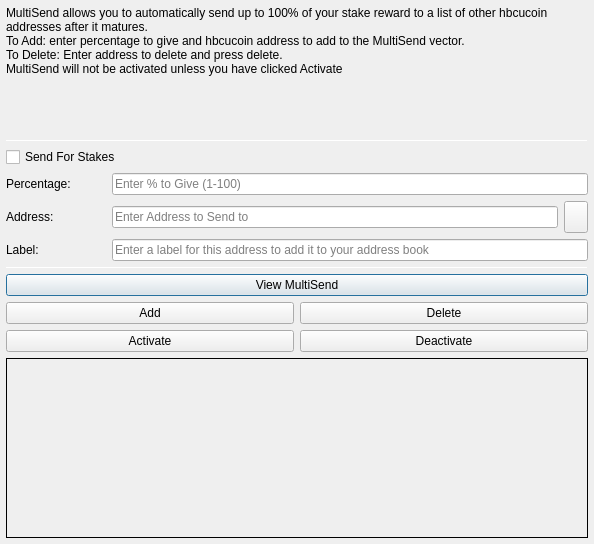
The window that src/qt/forms/multisenddialog.ui (scolemanhopehouse/HBCUR) describes before a commit, drawn with Qt 5.
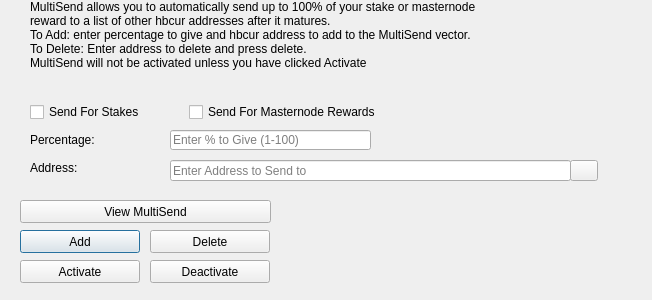
The same window after the commit. Icons and pictures are not drawn.

What changed in the file:
```diff
--- a/src/qt/forms/multisenddialog.ui
+++ b/src/qt/forms/multisenddialog.ui
@@ -9,99 +9,22 @@
    <rect>
     <x>0</x>
     <y>0</y>
-    <width>594</width>
-    <height>544</height>
+    <width>652</width>
+    <height>300</height>
    </rect>
   </property>
   <property name="windowTitle">
    <string>MultiSend</string>
   </property>
-  <layout class="QVBoxLayout" name="verticalLayout" stretch="0">
-   <property name="margin">
-    <number>6</number>
-   </property>
-   <item>
-    <layout class="QVBoxLayout" name="verticalLayout_Main" stretch="1,1,1,0,1,1,1">
-     <item>
-      <widget class="QLabel" name="label_2">
-       <property name="lineWidth">
-        <number>1</number>
-       </property>
-       <property name="text">
-        <string>MultiSend allows you to automatically send up to 100% of your stake reward to a list of other hbcucoin addresses after it matures.
-To Add: enter percentage to give and hbcucoin address to add to the MultiSend vector.
-To Delete: Enter address to delete and press delete.
-MultiSend will not be activated unless you have clicked Activate</string> <!--or masternode -->
-       </property>
-       <property name="alignment">
-        <set>Qt::AlignLeading|Qt::AlignLeft|Qt::AlignTop</set>
-       </property>
-       <property name="wordWrap">
-        <bool>true</bool>
-       </property>
-      </widget>
-     </item>
-     <item>
-      <widget class="Line" name="line">
-       <property name="minimumSize">
-        <size>
-         <width>0</width>
-         <height>1</height>
-        </size>
-       </property>
-       <property name="maximumSize">
-        <size>
-         <width>16777215</width>
-         <height>1</height>
-        </size>
-       </property>
-       <property name="orientation">
-        <enum>Qt::Horizontal</enum>
-       </property>
-      </widget>
-     </item>
-     <item>
-      <layout class="QVBoxLayout" name="verticalLayout_Settings">
-       <item>
-        <layout class="QHBoxLayout" name="horizontalLayout">
-         <item>
-          <widget class="QCheckBox" name="multiSendStakeCheckBox">
-           <property name="text">
-            <string>Send For Stakes</string>
-           </property>
-          </widget>
-         </item>
-         <!--
-         <item>
-          <widget class="QCheckBox" name="multiSendMasternodeCheckBox">
-           <property name="text">
-            <string>Send For Masternode Rewards</string>
-           </property>
-          </widget>
-         </item>
-         -->
-        </layout>
-       </item>
-       <item>
-        <layout class="QHBoxLayout" name="horizontalLayout_6">
-         <item>
-          <widget class="QLabel" name="label">
-           <property name="minimumSize">
-            <size>
-             <width>100</width>
-             <height>0</height>
-            </size>
-           </property>
-           <property name="toolTip">
-            <string>Percentage of stake to send</string>
-           </property>
-           <property name="text">
-            <string>Percentage:</string>
-           </property>
-          </widget>
-         </item>
-         <item>
           <widget class="QLineEdit" name="multiSendPercentEdit">
+   <property name="geometry">
+    <rect>
+     <x>170</x>
+     <y>130</y>
+     <width>201</width>
+     <height>20</height>
+    </rect>
+   </property>
            <property name="toolTip">
             <string>Enter whole numbers 1 - 100</string>
            </property>
@@ -109,29 +32,15 @@
             <string>Enter % to Give (1-100)</string>
            </property>
           </widget>
-         </item>
-        </layout>
-       </item>
-       <item>
-        <layout class="QHBoxLayout" name="horizontalLayout_7">
-         <item>
-          <widget class="QLabel" name="label_5">
-           <property name="minimumSize">
-            <size>
-             <width>100</width>
-             <height>0</height>
-            </size>
-           </property>
-           <property name="toolTip">
-            <string>Address to send portion of stake to</string>
-           </property>
-           <property name="text">
-            <string>Address:</string>
-           </property>
-          </widget>
-         </item>
-         <item>
           <widget class="QLineEdit" name="multiSendAddressEdit">
+   <property name="geometry">
+    <rect>
+     <x>170</x>
+     <y>160</y>
+     <width>401</width>
+     <height>21</height>
+    </rect>
+   </property>
            <property name="toolTip">
             <string/>
            </property>
@@ -139,14 +48,87 @@
             <string>Enter Address to Send to</string>
            </property>
           </widget>
-         </item>
-         <item>
-          <widget class="QToolButton" name="addressBookButton">
-           <property name="maximumSize">
-            <size>
-             <width>16777215</width>
-             <height>32</height>
-            </size>
+  <widget class="QLabel" name="label_2">
+   <property name="geometry">
+    <rect>
+     <x>30</x>
+     <y>0</y>
+     <width>451</width>
+     <height>121</height>
+    </rect>
+   </property>
+   <property name="lineWidth">
+    <number>1</number>
+   </property>
+   <property name="text">
+    <string>MultiSend allows you to automatically send up to 100% of your stake or masternode reward to a list of other hbcur addresses after it matures.
+To Add: enter percentage to give and hbcur address to add to the MultiSend vector.
+To Delete: Enter address to delete and press delete.
+MultiSend will not be activated unless you have clicked Activate</string>
+   </property>
+   <property name="alignment">
+    <set>Qt::AlignLeading|Qt::AlignLeft|Qt::AlignTop</set>
+   </property>
+   <property name="wordWrap">
+    <bool>true</bool>
+   </property>
+  </widget>
+  <widget class="QLabel" name="message">
+   <property name="geometry">
+    <rect>
+     <x>290</x>
+     <y>200</y>
+     <width>351</width>
+     <height>91</height>
+    </rect>
+   </property>
+   <property name="text">
+    <string/>
+   </property>
+  </widget>
+  <widget class="QPushButton" name="addButton">
+   <property name="geometry">
+    <rect>
+     <x>20</x>
+     <y>230</y>
+     <width>120</width>
+     <height>23</height>
+    </rect>
+   </property>
+   <property name="toolTip">
+    <string/>
+   </property>
+   <property name="statusTip">
+    <string>Add to MultiSend Vector</string>
+   </property>
+   <property name="text">
+    <string>Add</string>
+   </property>
+  </widget>
+  <widget class="QPushButton" name="disableButton">
+   <property name="geometry">
+    <rect>
+     <x>150</x>
+     <y>260</y>
+     <width>120</width>
+     <height>23</height>
+    </rect>
+   </property>
+   <property name="statusTip">
+    <string>Deactivate MultiSend</string>
+   </property>
+   <property name="text">
+    <string>Deactivate</string>
+   </property>
+  </widget>
+  <widget class="QPushButton" name="addressBookButton">
+   <property name="geometry">
+    <rect>
+     <x>570</x>
+     <y>160</y>
+     <width>28</width>
+     <height>21</height>
+    </rect>
            </property>
            <property name="toolTip">
             <string>Choose an address from the address book</string>
@@ -161,61 +143,19 @@
            <property name="shortcut">
             <string>Alt+A</string>
            </property>
-          </widget>
-         </item>
-        </layout>
-       </item>
-      </layout>
-     </item>
-     <item>
-      <layout class="QHBoxLayout" name="horizontalLayout_3">
-       <item>
-        <widget class="QLabel" name="label_3">
-         <property name="minimumSize">
-          <size>
-           <width>100</width>
-           <height>0</height>
-          </size>
-         </property>
-         <property name="text">
-          <string>Label:</string>
-         </property>
-        </widget>
-       </item>
-       <item>
-        <widget class="QLineEdit" name="labelAddressLabelEdit">
-         <property name="placeholderText">
-          <string>Enter a label for this address to add it to your address book</string>
-         </property>
-        </widget>
-       </item>
-      </layout>
-     </item>
-     <item>
-      <widget class="Line" name="line_2">
-       <property name="minimumSize">
-        <size>
-         <width>0</width>
-         <height>1</height>
-        </size>
-       </property>
-       <property name="maximumSize">
-        <size>
-         <width>16777215</width>
-         <height>1</height>
-        </size>
-       </property>
-       <property name="orientation">
-        <enum>Qt::Horizontal</enum>
-       </property>
-      </widget>
-     </item>
-     <item>
-      <layout class="QVBoxLayout" name="verticalLayout_Buttons">
-       <item>
-        <layout class="QHBoxLayout" name="horizontalLayout_4">
-         <item>
-          <widget class="QPushButton" name="viewButton">
+   <property name="autoDefault">
+    <bool>false</bool>
+   </property>
+  </widget>
+  <widget class="QLabel" name="label">
+   <property name="geometry">
+    <rect>
+     <x>30</x>
+     <y>130</y>
+     <width>121</width>
+     <height>20</height>
+    </rect>
+   </property>
            <property name="toolTip">
             <string/>
            </property>
@@ -223,16 +163,18 @@
             <string>View MultiSend Vector</string>
            </property>
            <property name="text">
-            <string>View MultiSend</string>
-           </property>
-          </widget>
-         </item>
-        </layout>
-       </item>
-       <item>
-        <layout class="QHBoxLayout" name="horizontalLayout_2">
-         <item>
-          <widget class="QPushButton" name="addButton">
+    <string>Percentage:</string>
+   </property>
+  </widget>
+  <widget class="QLabel" name="label_5">
+   <property name="geometry">
+    <rect>
+     <x>30</x>
+     <y>160</y>
+     <width>111</width>
+     <height>16</height>
+    </rect>
+   </property>
            <property name="toolTip">
             <string/>
            </property>
@@ -240,12 +182,18 @@
             <string>Add to MultiSend Vector</string>
            </property>
            <property name="text">
-            <string>Add</string>
-           </property>
-          </widget>
-         </item>
-         <item>
+    <string>Address:</string>
+   </property>
+  </widget>
           <widget class="QPushButton" name="deleteButton">
+   <property name="geometry">
+    <rect>
+     <x>150</x>
+     <y>230</y>
+     <width>120</width>
+     <height>23</height>
+    </rect>
+   </property>
            <property name="toolTip">
             <string/>
            </property>
@@ -256,13 +204,15 @@
             <string>Delete</string>
            </property>
           </widget>
-         </item>
-        </layout>
-       </item>
-       <item>
-        <layout class="QHBoxLayout" name="horizontalLayout_5">
-         <item>
           <widget class="QPushButton" name="activateButton">
+   <property name="geometry">
+    <rect>
+     <x>20</x>
+     <y>260</y>
+     <width>120</width>
+     <height>23</height>
+    </rect>
+   </property>
            <property name="statusTip">
             <string>Activate MultiSend</string>
            </property>
@@ -270,55 +220,51 @@
             <string>Activate</string>
            </property>
           </widget>
-         </item>
-         <item>
-          <widget class="QPushButton" name="disableButton">
-           <property name="statusTip">
-            <string>Deactivate MultiSend</string>
-           </property>
-           <property name="text">
-            <string>Deactivate</string>
-           </property>
-          </widget>
-         </item>
-        </layout>
-       </item>
-      </layout>
-     </item>
-     <item>
-      <widget class="QLabel" name="message">
-       <property name="minimumSize">
-        <size>
-         <width>0</width>
-         <height>180</height>
-        </size>
-       </property>
-       <property name="frameShape">
-        <enum>QFrame::Panel</enum>
-       </property>
-       <property name="frameShadow">
-        <enum>QFrame::Plain</enum>
-       </property>
-       <property name="lineWidth">
-        <number>1</number>
-       </property>
-       <property name="midLineWidth">
-        <number>1</number>
-       </property>
-       <property name="text">
+  <widget class="QPushButton" name="viewButton">
+   <property name="geometry">
+    <rect>
+     <x>20</x>
+     <y>200</y>
+     <width>251</width>
+     <height>23</height>
+    </rect>
+   </property>
+   <property name="toolTip">
         <string/>
        </property>
-       <property name="alignment">
-        <set>Qt::AlignLeading|Qt::AlignLeft|Qt::AlignTop</set>
-       </property>
-       <property name="wordWrap">
-        <bool>true</bool>
-       </property>
-      </widget>
-     </item>
-    </layout>
-   </item>
-  </layout>
+   <property name="statusTip">
+    <string>View MultiSend Vector</string>
+   </property>
+   <property name="text">
+    <string>View MultiSend</string>
+   </property>
+  </widget>
+  <widget class="QWidget" name="horizontalLayoutWidget">
+   <property name="geometry">
+    <rect>
+     <x>30</x>
+     <y>100</y>
+     <width>351</width>
+     <height>24</height>
+    </rect>
+   </property>
+   <layout class="QHBoxLayout" name="horizontalLayout">
+    <item>
+     <widget class="QCheckBox" name="multiSendStakeCheckBox">
+      <property name="text">
+       <string>Send For Stakes</string>
+      </property>
+     </widget>
+    </item>
+    <item>
+     <widget class="QCheckBox" name="multiSendMasternodeCheckBox">
+      <property name="text">
+       <string>Send For Masternode Rewards</string>
+      </property>
+     </widget>
+    </item>
+   </layout>
+  </widget>
  </widget>
  <resources>
   <include location="../hbcucoin.qrc"/>
```
Left out of the diff: 18 changed lines with no effect on the pictures. Lines whose indentation alone changed are shown as unchanged.
